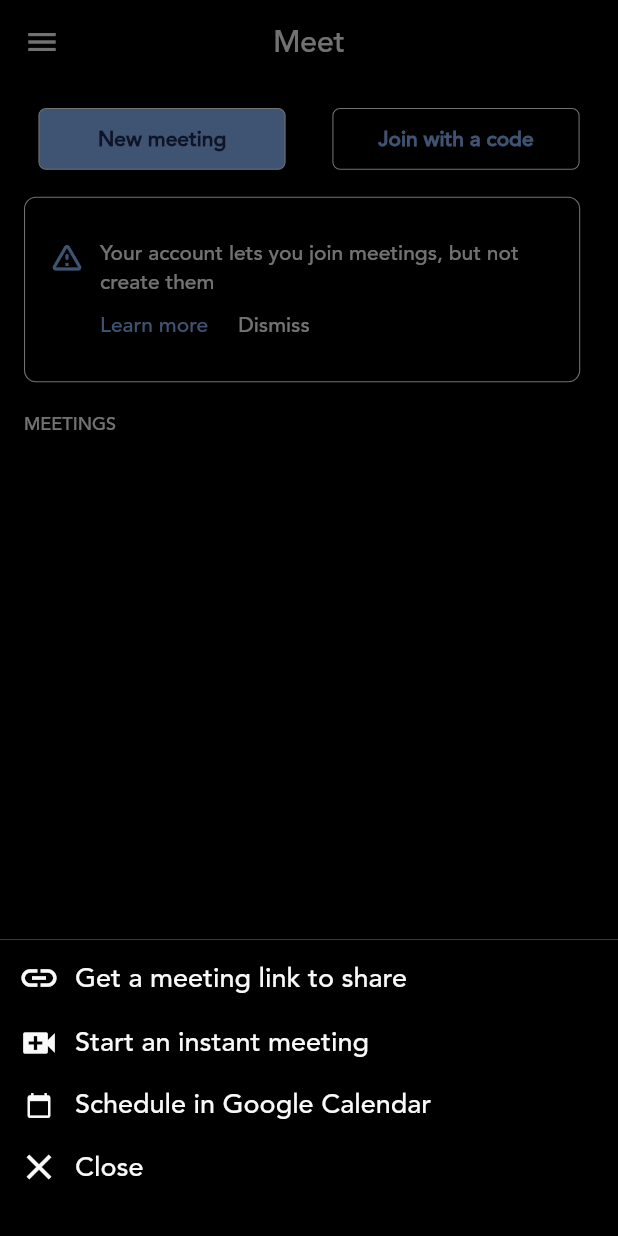
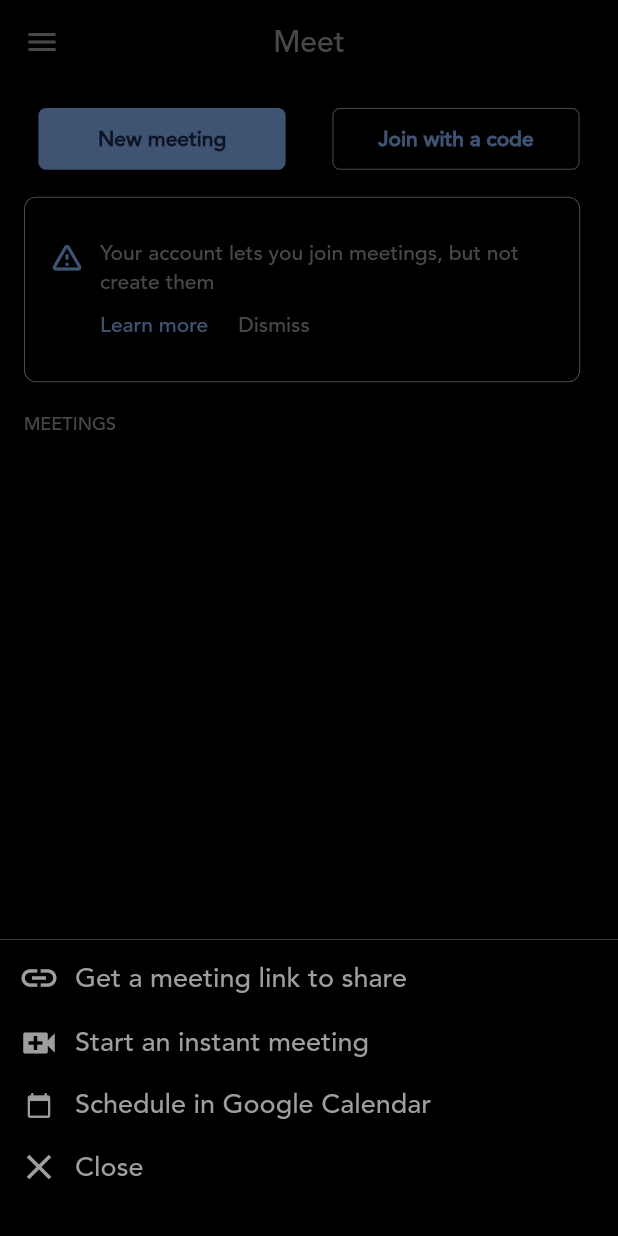
Before and after one commit to abhixv/GmeetUI, a Flutter app: the screen it shows after launch, after a tap on "New meeting", on a phone screen of 412 x 824 dp. Run offline on Flutter 3.47's test engine with Material 2 defaults, Android fonts, the phone set to English and light mode, and no system bars.

Commit message:
Add Drawer

```diff
--- a/lib/ui/home_page.dart
+++ b/lib/ui/home_page.dart
@@ -1,5 +1,6 @@
 import 'package:flutter/material.dart';
 import 'package:gmeet/utils/routes.dart';
+import 'package:gmeet/widgets/drawer.dart';
 
 class HomePage extends StatefulWidget {
   const HomePage({Key? key}) : super(key: key);
@@ -14,17 +15,17 @@
   Widget build(BuildContext context) {
     return Scaffold(
       backgroundColor: Colors.black,
-      drawer: Drawer(),
+      drawer: MyDrawer(),
       appBar: AppBar(
         backgroundColor: Colors.black,
         iconTheme: IconThemeData(
-          color: Color(0xfff9f9fa),
+          color: Colors.grey,
         ),
         centerTitle: true,
         title: Text(
           "Meet",
           style: TextStyle(
-              color: Color(0xfff9f9fa),
+              color: Colors.grey,
               fontFamily: 'Avenir',
               fontWeight: FontWeight.w500),
         ),
@@ -48,8 +49,6 @@
                       height: MediaQuery.of(context).size.height * 0.05,
                       decoration: BoxDecoration(
                           color: Color(0xff89b5f9),
-                          border:
-                              Border.all(color: Color(0xfff9f9fa), width: 0.7),
                           borderRadius: BorderRadius.circular(5)),
                       child: Center(
                         child: Text(
@@ -73,8 +72,7 @@
                       width: MediaQuery.of(context).size.width * 0.4,
                       height: MediaQuery.of(context).size.height * 0.05,
                       decoration: BoxDecoration(
-                          border:
-                              Border.all(color: Color(0xfff9f9fa), width: 0.7),
+                          border: Border.all(color: Colors.grey, width: 0.7),
                           borderRadius: BorderRadius.circular(5)),
                       child: Center(
                         child: Text(
@@ -96,7 +94,7 @@
                   width: MediaQuery.of(context).size.width * 0.9,
                   height: MediaQuery.of(context).size.height * _height,
                   decoration: BoxDecoration(
-                      border: Border.all(color: Color(0xfff9f9fa), width: 0.7),
+                      border: Border.all(color: Colors.grey, width: 0.7),
                       borderRadius: BorderRadius.circular(8)),
                   child: Column(
                     crossAxisAlignment: CrossAxisAlignment.start,
@@ -119,7 +117,7 @@
                                   Text(
                                     "Your account lets you join meetings, but not\ncreate them",
                                     style: TextStyle(
-                                        color: Color(0xfff9f9fa),
+                                        color: Colors.grey,
                                         fontWeight: FontWeight.w500,
                                         fontFamily: 'Avenir'),
                                   ),
@@ -158,7 +156,7 @@
                                           child: Text(
                                             "Dismiss",
                                             style: TextStyle(
-                                                color: Color(0xfff9f9fa),
+                                                color: Colors.grey,
                                                 fontWeight: FontWeight.w500,
                                                 fontFamily: 'Avenir'),
                                           ),
@@ -183,7 +181,7 @@
                   Text(
                     "MEETINGS",
                     style: TextStyle(
-                        color: Color(0xfff9f9fa),
+                        color: Colors.grey,
                         fontWeight: FontWeight.w500,
                         fontFamily: 'Avenir',
                         fontSize: 12),
@@ -215,7 +213,7 @@
                       Icon(
                         Icons.link,
                         size: 28,
-                        color: Color(0xfff9f9fa),
+                        color: Colors.grey,
                       ),
                       SizedBox(
                         width: 10,
@@ -224,7 +222,7 @@
                         "Get a meeting link to share",
                         style: TextStyle(
                           fontSize: 18,
-                          color: Color(0xfff9f9fa),
+                          color: Colors.grey,
                           fontFamily: 'Avenir',
                         ),
                       )
@@ -238,7 +236,7 @@
                       Icon(
                         Icons.video_call,
                         size: 28,
-                        color: Color(0xfff9f9fa),
+                        color: Colors.grey,
                       ),
                       SizedBox(
                         width: 10,
@@ -247,7 +245,7 @@
                         "Start an instant meeting",
                         style: TextStyle(
                           fontSize: 18,
-                          color: Color(0xfff9f9fa),
+                          color: Colors.grey,
                           fontFamily: 'Avenir',
                         ),
                       )
@@ -263,7 +261,7 @@
                         child: Icon(
                           Icons.calendar_today,
                           size: 18,
-                          color: Color(0xfff9f9fa),
+                          color: Colors.grey,
                         ),
                       ),
                       SizedBox(
@@ -273,7 +271,7 @@
                         "Schedule in Google Calendar",
                         style: TextStyle(
                           fontSize: 18,
-                          color: Color(0xfff9f9fa),
+                          color: Colors.grey,
                           fontFamily: 'Avenir',
                         ),
                       )
@@ -285,7 +283,7 @@
                     Icon(
                       Icons.close_sharp,
                       size: 28,
-                      color: Color(0xfff9f9fa),
+                      color: Colors.grey,
                     ),
                     SizedBox(
                       width: 10,
@@ -294,7 +292,7 @@
                       "Close",
                       style: TextStyle(
                         fontSize: 18,
-                        color: Color(0xfff9f9fa),
+                        color: Colors.grey,
                         fontFamily: 'Avenir',
                       ),
                     )
--- a/lib/ui/meeting_join.dart
+++ b/lib/ui/meeting_join.dart
@@ -21,15 +21,15 @@
             Text(
               "qfk-fwhc-zyn",
               style: TextStyle(
-                  color: Colors.white, fontSize: 20, fontFamily: 'Avenir'),
+                  color: Colors.white, fontSize: 25, fontFamily: 'Avenir'),
             ),
             Padding(
               padding: const EdgeInsets.all(10.0),
               child: Stack(
                 children: [
                   Container(
-                    height: MediaQuery.of(context).size.height * 0.27,
-                    width: MediaQuery.of(context).size.width / 3.3,
+                    height: MediaQuery.of(context).size.height * 0.3,
+                    width: MediaQuery.of(context).size.width / 3,
                     decoration: BoxDecoration(
                         color: Colors.grey.withOpacity(0.2),
                         borderRadius: BorderRadius.circular(10)),
@@ -65,7 +65,7 @@
                     child: Icon(
                       Icons.video_call,
                       color: Colors.grey,
-                      size: 25,
+                      size: 30,
                     ),
                   ),
                 ),
@@ -81,7 +81,7 @@
                     child: Icon(
                       Icons.mic,
                       color: Colors.grey,
-                      size: 25,
+                      size: 30,
                     ),
                   ),
                 ),
@@ -89,8 +89,8 @@
                   width: 10,
                 ),
                 Container(
-                  height: MediaQuery.of(context).size.height * 0.05,
-                  width: MediaQuery.of(context).size.width / 5,
+                  height: MediaQuery.of(context).size.height * 0.06,
+                  width: MediaQuery.of(context).size.width / 4,
                   decoration: BoxDecoration(
                       borderRadius: BorderRadius.circular(50),
                       color: Colors.blue),
--- /dev/null
+++ b/lib/widgets/drawer.dart
@@ -0,0 +1,97 @@
+import 'package:flutter/material.dart';
+
+class MyDrawer extends StatelessWidget {
+  const MyDrawer({Key? key}) : super(key: key);
+
+  @override
+  Widget build(BuildContext context) {
+    return Drawer(
+      child: Container(
+        color: Colors.black,
+        child: Padding(
+          padding: const EdgeInsets.only(left: 20),
+          child: Column(
+            crossAxisAlignment: CrossAxisAlignment.start,
+            children: [
+              SizedBox(
+                height: 50,
+              ),
+              Text(
+                "Google Meet",
+                style: TextStyle(
+                    color: Colors.grey,
+                    fontFamily: 'Avenir',
+                    fontWeight: FontWeight.bold,
+                    fontSize: 20),
+              ),
+              Divider(
+                color: Colors.white,
+              ),
+              SizedBox(
+                height: 20,
+              ),
+              Padding(
+                padding: const EdgeInsets.only(bottom: 20),
+                child: Row(
+                  children: [
+                    Icon(
+                      Icons.settings,
+                      color: Colors.grey,
+                    ),
+                    SizedBox(
+                      width: 10,
+                    ),
+                    Text(
+                      "Settings",
+                      style: TextStyle(
+                          color: Colors.grey,
+                          fontFamily: 'Avenir',
+                          fontSize: 18),
+                    ),
+                  ],
+                ),
+              ),
+              Padding(
+                padding: const EdgeInsets.only(bottom: 20),
+                child: Row(
+                  children: [
+                    Icon(
+                      Icons.message,
+                      color: Colors.grey,
+                    ),
+                    SizedBox(
+                      width: 10,
+                    ),
+                    Text(
+                      "Send feedback",
+                      style: TextStyle(
+                          color: Colors.grey,
+                          fontFamily: 'Avenir',
+                          fontSize: 18),
+                    ),
+                  ],
+                ),
+              ),
+              Row(
+                children: [
+                  Icon(
+                    Icons.help,
+                    color: Colors.grey,
+                  ),
+                  SizedBox(
+                    width: 10,
+                  ),
+                  Text(
+                    "Help",
+                    style: TextStyle(
+                        color: Colors.grey, fontFamily: 'Avenir', fontSize: 18),
+                  ),
+                ],
+              ),
+            ],
+          ),
+        ),
+      ),
+    );
+  }
+}
```
